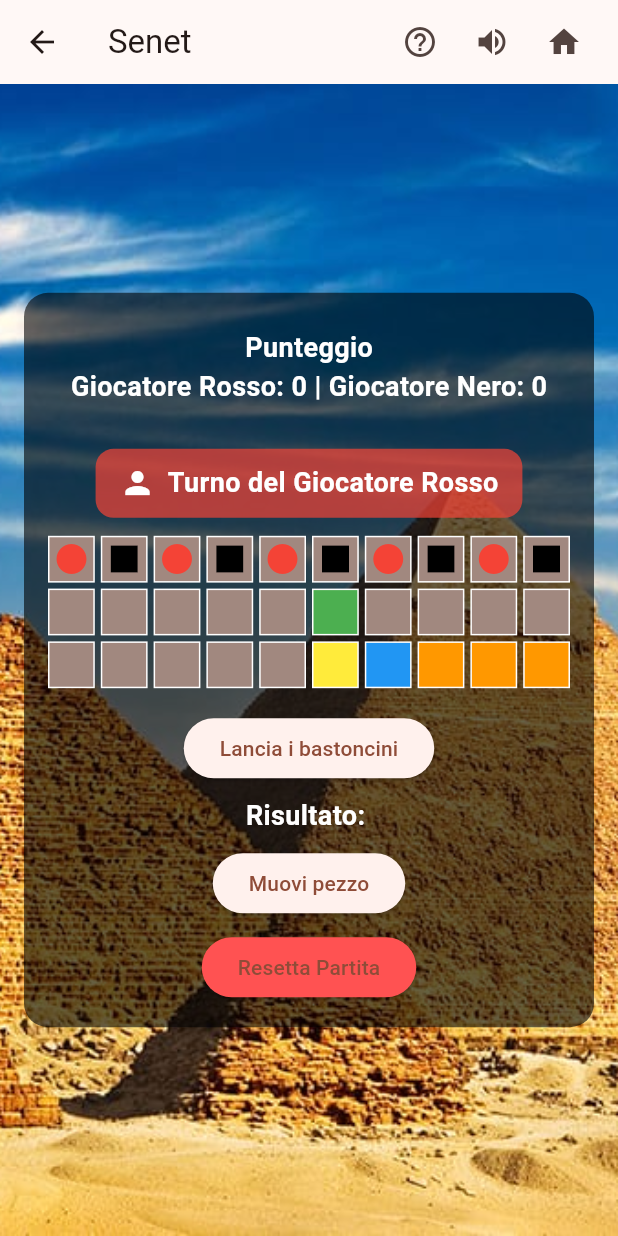
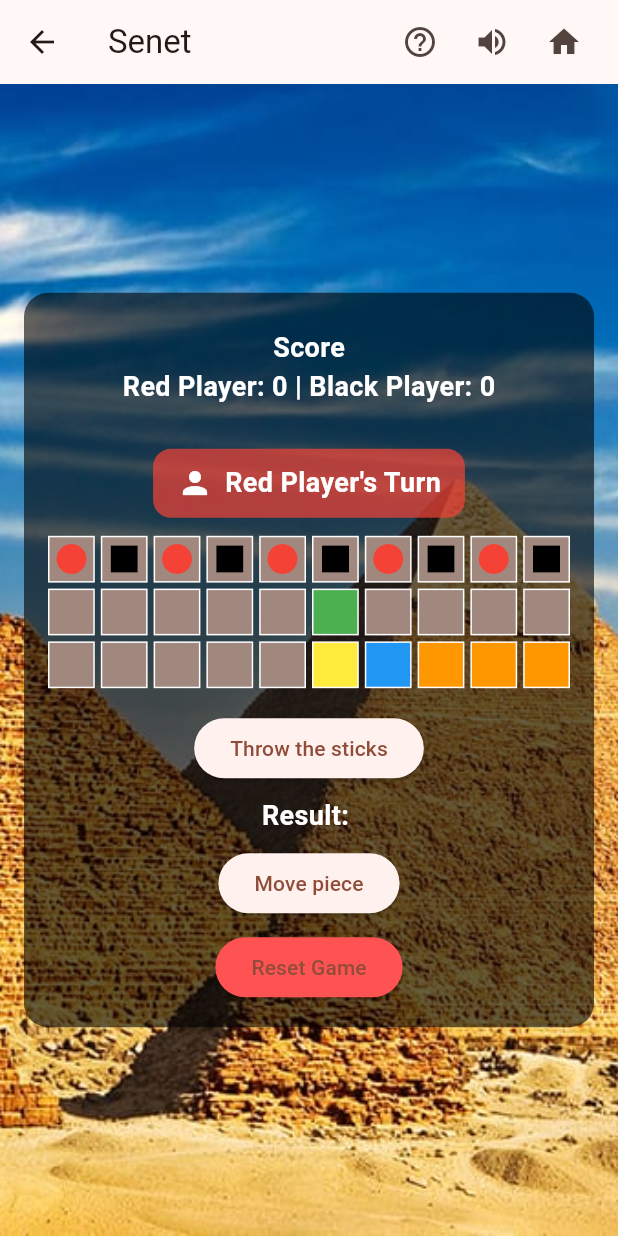
Before and after one commit to BlackWolf00/Senet-Game, a Flutter app: the GameScreen screen opened directly with empty values, on a phone screen of 412 x 824 dp. Run offline on Flutter 3.47's test engine with Material 3 defaults, Android fonts, the phone set to English and light mode, and no system bars; our stand-ins replace audioplayers, cloud_firestore, firebase_auth, firebase_core, share_plus, shared_preferences and 1 more; accounts and stored records are empty.

Commit message:
Switch from italian to english

```diff
--- a/lib/multiplayer/firebase_game_service.dart
+++ b/lib/multiplayer/firebase_game_service.dart
@@ -3,7 +3,7 @@ import 'package:firebase_auth/firebase_auth.dart';
 
 Future<String> createOnlineGame() async {
   final uid = FirebaseAuth.instance.currentUser?.uid;
-  if (uid == null) throw Exception("Utente non autenticato");
+  if (uid == null) throw Exception("Unauthenticated user");
 
   List<int?> board = List.filled(30, null);
   for (int i = 0; i < 10; i++) {
--- a/lib/multiplayer/game_lobby_page.dart
+++ b/lib/multiplayer/game_lobby_page.dart
@@ -21,20 +21,20 @@ class GameLobbyPage extends StatelessWidget {
         actions: [
           IconButton(
             icon: Icon(Icons.copy),
-            tooltip: 'Copia ID partita',
+            tooltip: 'Copy Game ID',
             onPressed: () {
               Clipboard.setData(ClipboardData(text: gameId));
               ScaffoldMessenger.of(context).showSnackBar(
-                SnackBar(content: Text('ID partita copiato negli appunti')),
+                SnackBar(content: Text('Game ID copied to clipboard')),
               );
             },
           ),
           IconButton(
             icon: Icon(Icons.share),
-            tooltip: 'Condividi ID partita',
+            tooltip: 'Share Game ID',
             onPressed: () {
               Share.share(
-                'Unisciti alla mia partita Senet! ID partita: $gameId',
+                'Join my Senet game! Game ID: $gameId',
               );
             },
           ),
@@ -56,7 +56,7 @@ class GameLobbyPage extends StatelessWidget {
 
             final data = snapshot.data!.data() as Map<String, dynamic>?;
             if (data == null) {
-              return const Center(child: Text('Partita non trovata.'));
+              return const Center(child: Text('Game not found.'));
             }
 
             final player1 = data['player1'];
@@ -105,7 +105,7 @@ class GameLobbyPage extends StatelessWidget {
                       Icon(Icons.people, size: 48, color: Colors.white),
                       const SizedBox(height: 16),
                       Text(
-                        'In attesa di un avversario...',
+                        'Waiting for an opponent...',
                         style: TextStyle(
                           fontSize: 20,
                           color: Colors.white,
@@ -114,13 +114,13 @@ class GameLobbyPage extends StatelessWidget {
                       ),
                       const SizedBox(height: 16),
                       Text(
-                        'Giocatori nella stanza: ${players.length}/2',
+                        'Players in the room: ${players.length}/2',
                         style: TextStyle(fontSize: 18, color: Colors.white),
                       ),
                       const SizedBox(height: 16),
                       ...players.map(
                         (uid) => Text(
-                          'Giocatore: $uid',
+                          'Player: $uid',
                           style: TextStyle(color: Colors.white70),
                         ),
                       ),
--- a/lib/multiplayer/screen/online_game_dialog.dart
+++ b/lib/multiplayer/screen/online_game_dialog.dart
@@ -18,7 +18,7 @@ class _OnlineGameDialogState extends State<OnlineGameDialog> {
   @override
   Widget build(BuildContext context) {
     return AlertDialog(
-      title: Text('Multiplayer Online', textAlign: TextAlign.center),
+      title: Text('Online Multiplayer', textAlign: TextAlign.center),
       content:
           isLoading
               ? Center(heightFactor: 1.5, child: CircularProgressIndicator())
@@ -37,12 +37,12 @@ class _OnlineGameDialogState extends State<OnlineGameDialog> {
                         ),
                       );
                     },
-                    child: Text('Crea nuova partita'),
+                    child: Text('Create new game'),
                   ),
                   SizedBox(height: 10),
                   TextField(
                     decoration: InputDecoration(
-                      labelText: 'ID partita',
+                      labelText: 'Game ID',
                       border: OutlineInputBorder(),
                     ),
                     onChanged: (value) => gameId = value.trim(),
@@ -77,13 +77,13 @@ class _OnlineGameDialogState extends State<OnlineGameDialog> {
                           setState(() => isLoading = true);
                           ScaffoldMessenger.of(context).showSnackBar(
                             SnackBar(
-                              content: Text('Partita non trovata o già piena.'),
+                              content: Text('Match not found or already full.'),
                             ),
                           );
                         }
                       }
                     },
-                    child: Text('Unisciti a una partita'),
+                    child: Text('Join a game'),
                   ),
                 ],
               ),
--- a/lib/screens/game_rules_dialog.dart
+++ b/lib/screens/game_rules_dialog.dart
@@ -9,7 +9,7 @@ class SenetRulesDialog extends StatefulWidget {
 }
 
 class _SenetRulesDialogState extends State<SenetRulesDialog> {
-  String rulesText = 'Caricamento regole...';
+  String rulesText = 'Loading rules...';
 
   @override
   void initState() {
@@ -31,7 +31,7 @@ class _SenetRulesDialogState extends State<SenetRulesDialog> {
       title: Row(
         mainAxisAlignment: MainAxisAlignment.spaceBetween,
         children: [
-          const Text('Regole di Senet', style: TextStyle(color: Colors.white)),
+          const Text('Senet Rules', style: TextStyle(color: Colors.white)),
           IconButton(
             icon: const Icon(Icons.close, color: Colors.white),
             onPressed: () => Navigator.of(context).pop(),
--- a/lib/screens/game_screen.dart
+++ b/lib/screens/game_screen.dart
@@ -82,7 +82,7 @@ class _GameScreenState extends State<GameScreen> {
       if (widget.vsAI && currentPlayer == 1) {
         ScaffoldMessenger.of(context).showSnackBar(
           const SnackBar(
-            content: Text("Nessuna mossa possibile, turno saltato."),
+            content: Text("No move possible, turn skipped."),
             duration: Duration(seconds: 1),
           ),
         );
@@ -239,7 +239,7 @@ class _GameScreenState extends State<GameScreen> {
               children: [
                 IconButton(
                   icon: const Icon(Icons.help_outline),
-                  tooltip: 'Regole del gioco',
+                  tooltip: 'Rules of the game',
                   onPressed: () {
                     showDialog(
                       context: context,
@@ -249,12 +249,12 @@ class _GameScreenState extends State<GameScreen> {
                 ),
                 IconButton(
                   icon: Icon(isMuted ? Icons.volume_off : Icons.volume_up),
-                  tooltip: isMuted ? 'Audio disattivato' : 'Audio attivato',
+                  tooltip: isMuted ? 'Audio muted' : 'Audio enabled',
                   onPressed: _toggleMute,
                 ),
                 IconButton(
                   icon: const Icon(Icons.home),
-                  tooltip: 'Torna al menu principale',
+                  tooltip: 'Return to main menu',
                   onPressed: () => Navigator.pop(context),
                 ),
               ],
@@ -295,7 +295,7 @@ class _GameScreenState extends State<GameScreen> {
                       children: [
                         const SizedBox(height: 8),
                         const Text(
-                          "Punteggio",
+                          "Score",
                           style: TextStyle(
                             fontSize: 18,
                             fontWeight: FontWeight.bold,
@@ -303,7 +303,7 @@ class _GameScreenState extends State<GameScreen> {
                           ),
                         ),
                         Text(
-                          "Giocatore Rosso: $player1Score | Giocatore Nero: $player2Score",
+                          "Red Player: $player1Score | Black Player: $player2Score",
                           style: const TextStyle(
                             fontSize: 18,
                             fontWeight: FontWeight.bold,
@@ -351,10 +351,10 @@ class _GameScreenState extends State<GameScreen> {
                                     const SizedBox(width: 8),
                                     Text(
                                       widget.vsAI && currentPlayer == 2
-                                          ? "Turno dell'IA"
+                                          ? "AI Turn"
                                           : currentPlayer == 1
-                                          ? "Turno del Giocatore Rosso"
-                                          : "Turno del Giocatore Nero",
+                                          ? "Red Player's Turn"
+                                          : "Black Player's Turn",
                                       style: const TextStyle(
                                         color: Colors.white,
                                         fontSize: 18,
@@ -419,11 +419,11 @@ class _GameScreenState extends State<GameScreen> {
                                       !(widget.vsAI && currentPlayer == 2))
                                   ? rollDice
                                   : null,
-                          child: const Text('Lancia i bastoncini'),
+                          child: const Text('Throw the sticks'),
                         ),
                         const SizedBox(height: 8),
                         Text(
-                          'Risultato: ${diceRoll ?? ""}',
+                          'Result: ${diceRoll ?? ""}',
                           style: const TextStyle(
                             fontSize: 18,
                             fontWeight: FontWeight.bold,
@@ -436,7 +436,7 @@ class _GameScreenState extends State<GameScreen> {
                               !(widget.vsAI && currentPlayer == 2)
                                   ? movePiece
                                   : null,
-                          child: const Text('Muovi pezzo'),
+                          child: const Text('Move piece'),
                         ),
                         const SizedBox(height: 8),
                         ElevatedButton(
@@ -444,7 +444,7 @@ class _GameScreenState extends State<GameScreen> {
                           style: ElevatedButton.styleFrom(
                             backgroundColor: Colors.redAccent,
                           ),
-                          child: const Text("Resetta Partita"),
+                          child: const Text("Reset Game"),
                         ),
                       ],
                     ),
--- a/lib/screens/main_menu.dart
+++ b/lib/screens/main_menu.dart
@@ -27,7 +27,7 @@ class _MainMenuState extends State<MainMenu> {
             padding: const EdgeInsets.only(right: 12.0),
             child: ElevatedButton.icon(
               icon: Icon(Icons.help_outline),
-              label: const Text('Regole del gioco'),
+              label: const Text('Rules of the game'),
               style: ElevatedButton.styleFrom(
                 backgroundColor: Colors.black,
                 foregroundColor: Colors.white,
@@ -64,7 +64,7 @@ class _MainMenuState extends State<MainMenu> {
                   mainAxisSize: MainAxisSize.min,
                   children: [
                     const Text(
-                      'Seleziona difficoltà IA:',
+                      'Select AI difficulty:',
                       style: TextStyle(
                         color: Colors.white,
                         fontSize: 18,
@@ -104,9 +104,9 @@ class _MainMenuState extends State<MainMenu> {
                           }).toList(),
                     ),
                     const SizedBox(height: 32),
-                    _buildModeButton('Gioca contro l\'IA', true),
+                    _buildModeButton('Play against the AI', true),
                     const SizedBox(height: 16),
-                    _buildModeButton('Multiplayer Locale', false),
+                    _buildModeButton('Local Multiplayer', false),
                     const SizedBox(height: 16),
                     ElevatedButton(
                       onPressed: () {
@@ -122,7 +122,7 @@ class _MainMenuState extends State<MainMenu> {
                           vertical: 12.0,
                         ),
                       ),
-                      child: const Text('Multiplayer Online'),
+                      child: const Text('Online Multiplayer'),
                     ),
                   ],
                 ),
--- a/lib/screens/online_game_screen.dart
+++ b/lib/screens/online_game_screen.dart
@@ -163,7 +163,7 @@ class _OnlineGameScreenState extends State<OnlineGameScreen> {
             if (currentPlayer == widget.localPlayerNumber) {
               ScaffoldMessenger.of(context).showSnackBar(
                 const SnackBar(
-                  content: Text("Nessuna mossa possibile, turno saltato."),
+                  content: Text("No move possible, turn skipped."),
                   duration: Duration(seconds: 1),
                 ),
               );
@@ -272,7 +272,7 @@ class _OnlineGameScreenState extends State<OnlineGameScreen> {
 
         return Scaffold(
           appBar: AppBar(
-            title: Text('Senet - ID partita: ${widget.gameId}'),
+            title: Text('Senet - Game ID: ${widget.gameId}'),
             actions: [
               Padding(
                 padding: const EdgeInsets.only(right: 12.0),
@@ -280,7 +280,7 @@ class _OnlineGameScreenState extends State<OnlineGameScreen> {
                   children: [
                     IconButton(
                       icon: Icon(Icons.help_outline),
-                      tooltip: 'Regole del gioco',
+                      tooltip: 'Rules of the game',
                       onPressed: () {
                         showDialog(
                           context: context,
@@ -347,7 +347,7 @@ class _OnlineGameScreenState extends State<OnlineGameScreen> {
                                 children: [
                                   SizedBox(height: 8),
                                   Text(
-                                    "Punteggio",
+                                    "Score",
                                     style: TextStyle(
                                       fontSize: 18,
                                       fontWeight: FontWeight.bold,
@@ -355,7 +355,7 @@ class _OnlineGameScreenState extends State<OnlineGameScreen> {
                                     ),
                                   ),
                                   Text(
-                                    "Giocatore Rosso: $player1Score | Giocatore Nero: $player2Score",
+                                    "Red Player: $player1Score | Black Player: $player2Score",
                                     style: TextStyle(
                                       fontSize: 18,
                                       fontWeight: FontWeight.bold,
@@ -409,8 +409,8 @@ class _OnlineGameScreenState extends State<OnlineGameScreen> {
                                               Text(
                                                 currentPlayer ==
                                                         widget.localPlayerNumber
-                                                    ? "È il tuo turno ${widget.localPlayerNumber == 1 ? 'Giocatore Rosso' : 'Giocatore Nero'}!"
-                                                    : "In attesa dell’avversario...",
+                                                    ? "It's your turn ${widget.localPlayerNumber == 1 ? 'Red Player' : 'Black Player'}!"
+                                                    : "Waiting for the opponent...",
                                                 style: const TextStyle(
                                                   color: Colors.white,
                                                   fontSize: 18,
@@ -477,11 +477,11 @@ class _OnlineGameScreenState extends State<OnlineGameScreen> {
                                                     widget.localPlayerNumber)
                                             ? rollDice
                                             : null,
-                                    child: Text('Lancia i bastoncini'),
+                                    child: Text('Throw the sticks'),
                                   ),
                                   SizedBox(height: 8),
                                   Text(
-                                    'Risultato: ${diceRoll ?? ""}',
+                                    'Result: ${diceRoll ?? ""}',
                                     style: TextStyle(
                                       fontSize: 18,
                                       fontWeight: FontWeight.bold,
@@ -496,7 +496,7 @@ class _OnlineGameScreenState extends State<OnlineGameScreen> {
                                                     widget.localPlayerNumber)
                                             ? () => movePieceOnline()
                                             : null,
-                                    child: Text('Muovi pezzo'),
+                                    child: Text('Move Piece'),
                                   ),
                                   SizedBox(height: 8),
                                   Row(
--- a/lib/screens/online_win_dialog.dart
+++ b/lib/screens/online_win_dialog.dart
@@ -8,8 +8,8 @@ void showOnlineWinDialog(BuildContext context, int winningPlayer) {
     barrierDismissible: false,
     builder: (BuildContext context) {
       return AlertDialog(
-        title: Text("🎉 Vittoria!"),
-        content: Text("Il Giocatore $winningPlayer ha vinto la partita."),
+        title: Text("🎉 Victory!"),
+        content: Text("Player $winningPlayer won the game."),
         actions: [
           /*TextButton(
             onPressed: () async {
@@ -28,7 +28,7 @@ void showOnlineWinDialog(BuildContext context, int winningPlayer) {
             onPressed: () {
               Navigator.of(context).popUntil((route) => route.isFirst);
             },
-            child: Text('Torna al menu'),
+            child: Text('Back to menu'),
           ),
         ],
       );
--- a/lib/screens/win_dialog.dart
+++ b/lib/screens/win_dialog.dart
@@ -6,21 +6,21 @@ void showWinDialog(BuildContext context, int player, VoidCallback resetGame) {
     barrierDismissible: false,
     builder: (BuildContext context) {
       return AlertDialog(
-        title: Text("Giocatore $player ha vinto! 🎉"),
-        content: Text("Vuoi rigiocare?"),
+        title: Text("Player $player won! 🎉"),
+        content: Text("Do you want to play again?"),
         actions: [
           TextButton(
             onPressed: () {
               resetGame();
               Navigator.of(context).pop();
             },
-            child: Text("Rigioca"),
+            child: Text("Replay"),
           ),
           TextButton(
             onPressed: () {
               Navigator.of(context).popUntil((route) => route.isFirst);
             },
-            child: Text('Torna al menu'),
+            child: Text('Back to menu'),
           ),
         ],
       );
```
